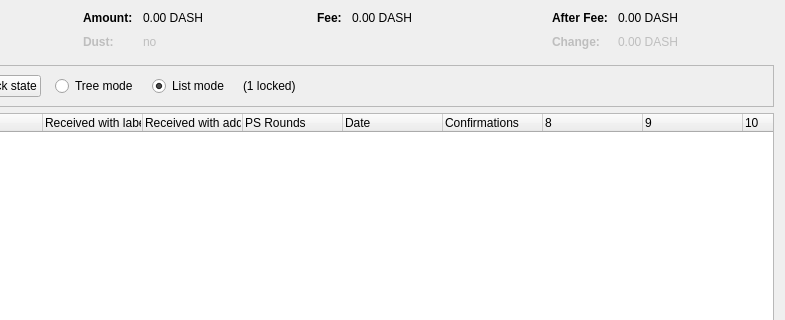
The window that src/qt/forms/coincontroldialog.ui (adm2018/curium) describes before a commit, drawn with Qt 5; both pictures show x 169 to 954 and y 0 to 320 of the 954 by 500 pixel window.
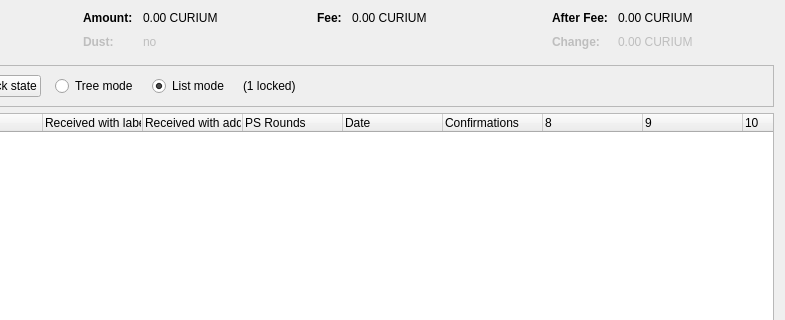
The same window after the commit. Custom widgets are drawn as their Qt base class.

```diff
--- a/src/qt/forms/coincontroldialog.ui
+++ b/src/qt/forms/coincontroldialog.ui
@@ -132,7 +132,7 @@
           <enum>Qt::ActionsContextMenu</enum>
          </property>
          <property name="text">
-          <string notr="true">0.00 DASH</string>
+          <string notr="true">0.00 CURIUM</string>
          </property>
          <property name="textInteractionFlags">
           <set>Qt::LinksAccessibleByMouse|Qt::TextSelectableByKeyboard|Qt::TextSelectableByMouse</set>
@@ -212,7 +212,7 @@
           <enum>Qt::ActionsContextMenu</enum>
          </property>
          <property name="text">
-          <string notr="true">0.00 DASH</string>
+          <string notr="true">0.00 CURIUM</string>
          </property>
          <property name="textInteractionFlags">
           <set>Qt::LinksAccessibleByMouse|Qt::TextSelectableByKeyboard|Qt::TextSelectableByMouse</set>
@@ -257,7 +257,7 @@
           <enum>Qt::ActionsContextMenu</enum>
          </property>
          <property name="text">
-          <string notr="true">0.00 DASH</string>
+          <string notr="true">0.00 CURIUM</string>
          </property>
          <property name="textInteractionFlags">
           <set>Qt::LinksAccessibleByMouse|Qt::TextSelectableByKeyboard|Qt::TextSelectableByMouse</set>
@@ -292,7 +292,7 @@
           <enum>Qt::ActionsContextMenu</enum>
          </property>
          <property name="text">
-          <string notr="true">0.00 DASH</string>
+          <string notr="true">0.00 CURIUM</string>
          </property>
          <property name="textInteractionFlags">
           <set>Qt::LinksAccessibleByMouse|Qt::TextSelectableByKeyboard|Qt::TextSelectableByMouse</set>
```
